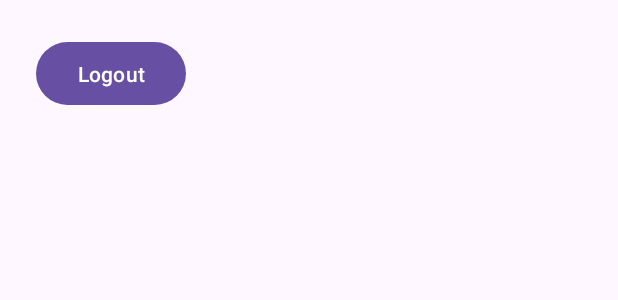
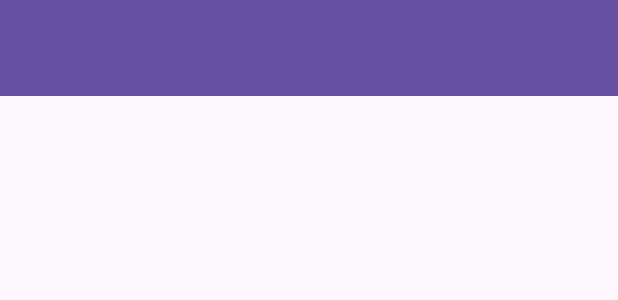
Before and after one commit to saliharya/StoryApp, an Android app: the layout activity_main.xml on its own in the app's theme, with its tools: preview values and no code run, on a phone screen of 412 x 824 dp. Shown: the top 300 px of the screen. Run offline under Robolectric (Android 15) with nearby library versions, the phone set to English and light mode, and no system bars.

Commit message:
change recycler view constraint

```diff
--- a/app/src/main/res/layout/activity_main.xml
+++ b/app/src/main/res/layout/activity_main.xml
@@ -6,23 +6,23 @@
     android:layout_height="match_parent"
     tools:context=".ui.activity.MainActivity">
 
-    <Button
-        android:id="@+id/btnLogout"
-        android:layout_width="100dp"
-        android:layout_height="50dp"
-        android:layout_marginStart="24dp"
-        android:layout_marginTop="24dp"
-        android:text="@string/logout"
+    <androidx.appcompat.widget.Toolbar
+        android:id="@+id/toolbar"
+        android:layout_width="0dp"
+        android:layout_height="?attr/actionBarSize"
+        android:background="?attr/colorPrimary"
+        app:layout_constraintEnd_toEndOf="parent"
         app:layout_constraintStart_toStartOf="parent"
-        app:layout_constraintTop_toTopOf="parent" />
+        app:layout_constraintTop_toTopOf="parent">
+
+    </androidx.appcompat.widget.Toolbar>
 
     <androidx.recyclerview.widget.RecyclerView
         android:id="@+id/rvStories"
         android:layout_width="match_parent"
         android:layout_height="wrap_content"
-        android:layout_marginTop="24dp"
         app:layout_constraintEnd_toEndOf="parent"
         app:layout_constraintStart_toStartOf="parent"
-        app:layout_constraintTop_toBottomOf="@+id/btnLogout" />
+        app:layout_constraintTop_toBottomOf="@+id/toolbar" />
 
 </androidx.constraintlayout.widget.ConstraintLayout>
```
Also changed, not shown: app/src/main/java/com/arya/storyapp/ui/activity/MainActivity.kt (+27 -9 lines), app/src/main/res/menu/menu_main.xml (added, +9 -0 lines).
